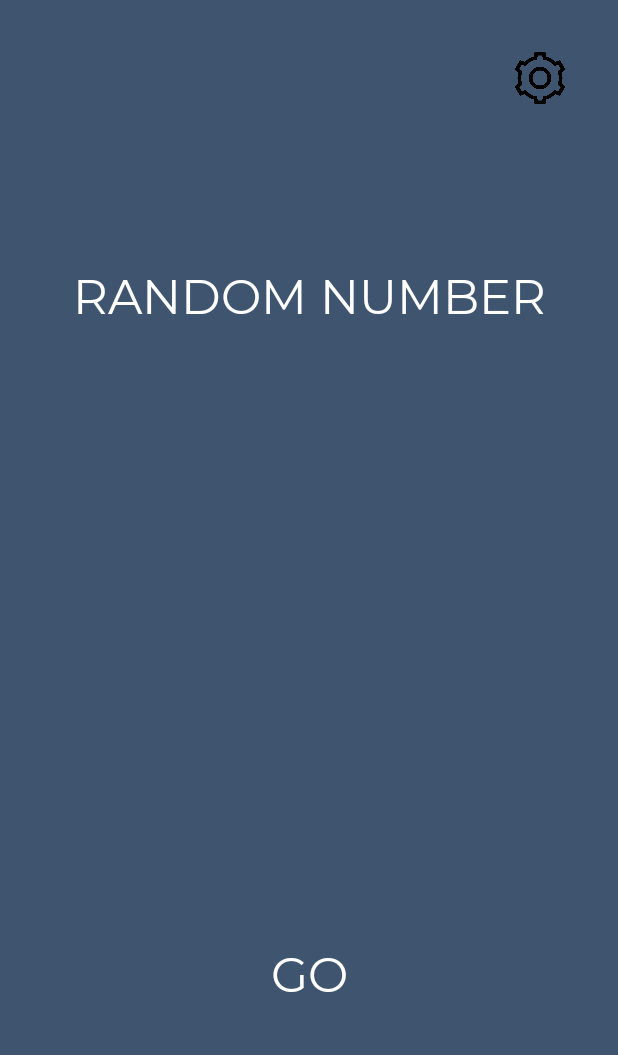
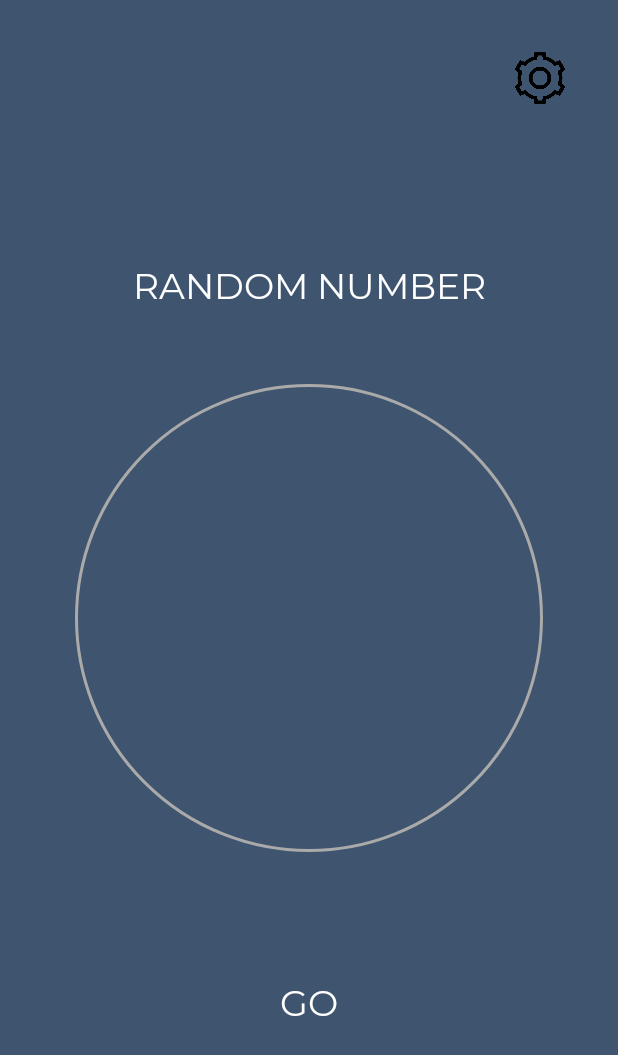
Before and after one commit to KenjiTakahashi-Rial/Randomness, an Android app: the RandomIntegerActivity screen opened directly, with no data from a screen before it, on a phone screen of 412 x 824 dp. Shown: the top 1055 px of the screen. Run offline under Robolectric (Android 15) with nearby library versions, the phone set to English and light mode, and no system bars.

Commit message:
Modified RandomIntegerActivity to work with base_random_activity and added TODOs for other activities

```diff
--- a/app/src/main/java/com/kenjitakahashirial/randomness/activities/RandomIntegerActivity.kt
+++ b/app/src/main/java/com/kenjitakahashirial/randomness/activities/RandomIntegerActivity.kt
@@ -6,10 +6,9 @@ import com.kenjitakahashirial.randomness.activities.abstract.BaseRandomActivity
 import com.kenjitakahashirial.randomness.utilities.RandomIntegerSettings
 
 class RandomIntegerActivity : BaseRandomActivity() {
-    override val layoutId = R.layout.activity_random_integer
-    override val resultViewId = R.id.randomIntegerResultTextView
-    override val generateButtonId = R.id.randomIntegerGenerateButton
-    override val settingsButtonId = R.id.randomIntegerSettingsButton
+    override val titleId = R.string.random_integer_name
+    override val resultLayoutId = R.layout.item_random_result_text
+    override val resultViewId = R.id.randomResultTextView
     override val settingsId = R.string.random_integer_settings_key
     override val settingsActivityClass = RandomIntegerSettingsActivity::class.java
 
--- a/app/src/main/java/com/kenjitakahashirial/randomness/activities/abstract/BaseRandomActivity.kt
+++ b/app/src/main/java/com/kenjitakahashirial/randomness/activities/abstract/BaseRandomActivity.kt
@@ -3,42 +3,56 @@ package com.kenjitakahashirial.randomness.activities.abstract
 import android.content.Intent
 import android.os.Bundle
 import android.view.View
+import android.view.ViewGroup
 import android.widget.Button
 import android.widget.ImageButton
+import android.widget.TextView
 import com.kenjitakahashirial.randomness.R
+import com.kenjitakahashirial.randomness.utilities.defaultLayoutParams
 
 abstract class BaseRandomActivity : BaseSharedPreferencesActivity() {
     override val sharedPreferencesId = R.string.shared_preferences_key
 
-    private val settingsActivityRequestCode = 0
-
-    protected abstract val layoutId: Int
+    protected abstract val titleId: Int
+    protected abstract val resultLayoutId: Int
     protected abstract val resultViewId: Int
-    protected abstract val generateButtonId: Int
-    protected abstract val settingsButtonId: Int
     protected abstract val settingsId: Int
     protected abstract val settingsActivityClass: Class<out BaseRandomSettingsActivity>
 
+    protected val settingsKey get() = getString(settingsId)
     protected lateinit var resultView: View
-    protected lateinit var settingsKey: String
+    private val settingsActivityRequestCode = 0
 
     override fun onCreate(savedInstanceState: Bundle?) {
         super.onCreate(savedInstanceState)
+        setContentView(R.layout.activity_base_random)
+        findViews()
+    }
 
-        setContentView(layoutId)
-
-        resultView = findViewById(resultViewId)
-        val generateButton = findViewById<Button>(generateButtonId).apply {
-            setOnClickListener { generateNext() }
+    override fun setContentView(layoutResId: Int) {
+        super.setContentView(layoutResId)
+        val resultLayout = layoutInflater.inflate(resultLayoutId, null).apply {
+            addContentView(this, (this as ViewGroup).defaultLayoutParams)
         }
-        val settingsButton = findViewById<ImageButton>(settingsButtonId).apply {
-            setOnClickListener { openSettings() }
-        }
-
-        settingsKey = getString(settingsId)
     }
 
     protected abstract fun generateNext()
+
+    private fun findViews() {
+        resultView = findViewById(resultViewId)
+
+        val title = findViewById<TextView>(R.id.baseRandomTitle).apply {
+            text = getString(titleId)
+        }
+
+        val generateButton = findViewById<Button>(R.id.baseRandomGenerateButton).apply {
+            setOnClickListener { generateNext() }
+        }
+
+        val settingsButton = findViewById<ImageButton>(R.id.baseRandomSettingsButton).apply {
+            setOnClickListener { openSettings() }
+        }
+    }
 
     private fun openSettings() {
         val intent = Intent(this, settingsActivityClass)
--- a/app/src/main/java/com/kenjitakahashirial/randomness/adapters/MainMenuAdapter.kt
+++ b/app/src/main/java/com/kenjitakahashirial/randomness/adapters/MainMenuAdapter.kt
@@ -30,7 +30,7 @@ class MainMenuAdapter(
     }
 
     override fun onCreateViewHolder(parent: ViewGroup, viewType: Int): MainMenuViewHolder {
-        val itemView = LayoutInflater.from(parent.context).inflate(R.layout.view_main_menu_card, parent, false)
+        val itemView = LayoutInflater.from(parent.context).inflate(R.layout.item_main_menu_card, parent, false)
         return MainMenuViewHolder(itemView)
     }
 
--- a/app/src/main/java/com/kenjitakahashirial/randomness/utilities/ActivityExtensions.kt
+++ b/app/src/main/java/com/kenjitakahashirial/randomness/utilities/ActivityExtensions.kt
@@ -1,9 +1,7 @@
 package com.kenjitakahashirial.randomness.utilities
 
 import android.app.Activity
-import android.view.View
 import android.view.inputmethod.InputMethodManager
-import com.kenjitakahashirial.randomness.R
 
 fun Activity.hideSoftKeyboard() {
     val inputMethodManager = (getSystemService(Activity.INPUT_METHOD_SERVICE) as InputMethodManager).apply {
--- a/app/src/main/java/com/kenjitakahashirial/randomness/utilities/LayoutExtensions.kt
+++ b/app/src/main/java/com/kenjitakahashirial/randomness/utilities/LayoutExtensions.kt
@@ -1,6 +1,8 @@
 package com.kenjitakahashirial.randomness.utilities
 
 import androidx.appcompat.widget.LinearLayoutCompat
+import androidx.constraintlayout.widget.ConstraintLayout
+import androidx.constraintlayout.widget.ConstraintSet
 
 var LinearLayoutCompat.weight: Float
     get() = (layoutParams as LinearLayoutCompat.LayoutParams).weight
--- a/app/src/main/res/layout/activity_random_integer.xml
+++ b/app/src/main/res/layout/activity_random_integer.xml
@@ -28,16 +28,6 @@
         app:layout_constraintEnd_toEndOf="parent"
         app:layout_constraintStart_toStartOf="parent" />
 
-    <TextView
-        android:id="@+id/randomIntegerResultTextView"
-        android:layout_width="wrap_content"
-        android:layout_height="wrap_content"
-        android:textSize="72sp"
-        app:layout_constraintBottom_toBottomOf="parent"
-        app:layout_constraintEnd_toEndOf="parent"
-        app:layout_constraintStart_toStartOf="parent"
-        app:layout_constraintTop_toTopOf="parent" />
-
     <ImageButton
         android:id="@+id/randomIntegerSettingsButton"
         android:layout_width="40dp"
```
Also changed, not shown: app/src/main/java/com/kenjitakahashirial/randomness/activities/FlipCoinActivity.kt (+4 -3 lines), app/src/main/java/com/kenjitakahashirial/randomness/activities/MagicEightBallActivity.kt (+4 -3 lines), app/src/main/java/com/kenjitakahashirial/randomness/activities/RandomColorActivity.kt (+4 -3 lines), app/src/main/java/com/kenjitakahashirial/randomness/activities/RandomDecimalActivity.kt (+4 -3 lines), app/src/main/java/com/kenjitakahashirial/randomness/activities/RandomWordActivity.kt (+4 -3 lines), app/src/main/java/com/kenjitakahashirial/randomness/activities/RollDiceActivity.kt (+4 -3 lines), app/src/main/java/com/kenjitakahashirial/randomness/utilities/ViewExtensions.kt (+14 -0 lines).
